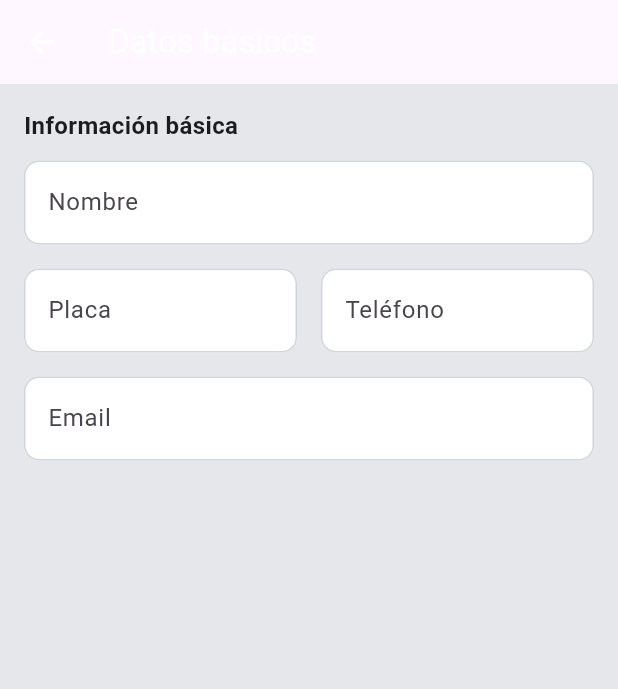
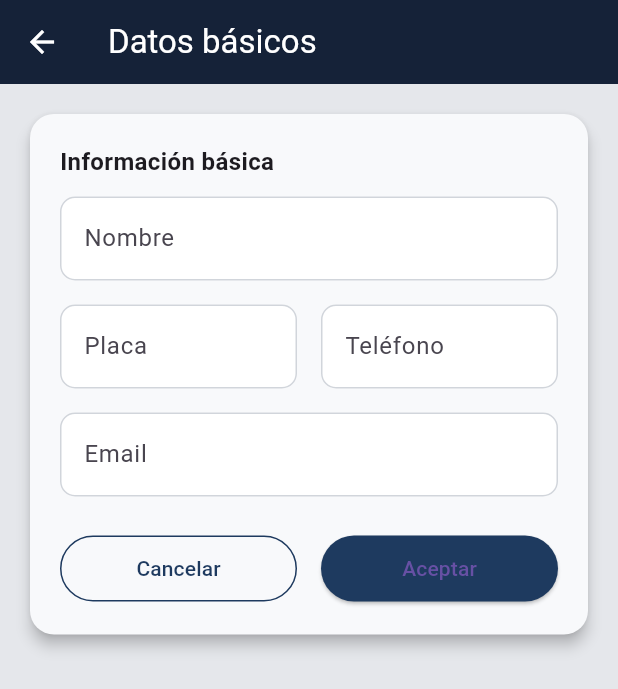
Before and after one commit to pcaliman2/ventana_trabajador, a Flutter app: the DatosBasicosPage screen opened directly, on a phone screen of 412 x 824 dp. Shown: the top 689 px of the screen. Run offline on Flutter 3.47's test engine with Material 3 defaults, Android fonts, the phone set to English and light mode, and no system bars.

Commit message:
Ventana_deatos_BAsico

```diff
--- a/lib/main.dart
+++ b/lib/main.dart
@@ -365,12 +365,11 @@ class _WeighingNotePageState extends State<WeighingNotePage> {
   }
 
   // ============================================================
-  // BLOQUE 2: MATERIALES (Kilos totales = Peso Neto)
+  // BLOQUE 2: MATERIALES (tabla sin scroll horizontal)
   // ============================================================
 
   Widget _buildMaterialsSection() {
     final info = _materiales[_materialSeleccionado]!;
-
     final kilosTotales = _parse(_pesoNetoCtrl.text);
     final importe = info.precioKg * kilosTotales;
 
@@ -401,7 +400,9 @@ class _WeighingNotePageState extends State<WeighingNotePage> {
                     options: _materiales.keys.toList(),
                     onChanged: (nuevo) {
                       if (nuevo == null) return;
-                      setState(() => _materialSeleccionado = nuevo);
+                      setState(() {
+                        _materialSeleccionado = nuevo;
+                      });
                     },
                   ),
                 ),
@@ -427,7 +428,7 @@ class _WeighingNotePageState extends State<WeighingNotePage> {
   }
 
   // ============================================================
-  // BLOQUE 3: DETALLE DE PESAJES
+  // BLOQUE 3: DETALLE DE PESAjes (inputs, sin scroll horizontal)
   // ============================================================
 
   Widget _buildWeighingDetailSection() {
@@ -496,7 +497,7 @@ class _WeighingNotePageState extends State<WeighingNotePage> {
   }
 
   // ============================================================
-  // BLOQUE 4: FECHA + FOTO + RESUMEN (DINÁMICO)
+  // BLOQUE 4: FECHA + FOTO + RESUMEN DINÁMICO
   // ============================================================
 
   Widget _buildBottomSection() {
@@ -564,10 +565,8 @@ class _WeighingNotePageState extends State<WeighingNotePage> {
                 ],
               ),
             ),
-
             const SizedBox(width: 24),
-
-            // Columna derecha: resumen dinámico
+            // Columna derecha: resumen
             Expanded(
               flex: 2,
               child: Column(
@@ -641,7 +640,7 @@ class _WeighingNotePageState extends State<WeighingNotePage> {
 }
 
 // ============================================================
-// MODELO DE MATERIAL
+// MODELO MATERIAL
 // ============================================================
 
 class MaterialInfo {
@@ -712,8 +711,8 @@ class _SummaryRow extends StatelessWidget {
         Text(
           value,
           style: const TextStyle(
+            fontSize: 13,
             fontWeight: FontWeight.w600,
-            fontSize: 13,
             color: kAzulProfundo,
           ),
         ),
--- a/lib/screens/datos_basicos_page.dart
+++ b/lib/screens/datos_basicos_page.dart
@@ -1,5 +1,8 @@
 import 'package:flutter/material.dart';
 import '../widgets/datos_basicos_form.dart';
+
+// Importa tus colores
+import '../main.dart'; // Asegúrate que este contiene los kAzulProfundo, etc.
 
 class DatosBasicosPage extends StatelessWidget {
   DatosBasicosPage({super.key});
@@ -12,14 +15,79 @@ class DatosBasicosPage extends StatelessWidget {
   @override
   Widget build(BuildContext context) {
     return Scaffold(
-      appBar: AppBar(title: const Text('Datos básicos')),
-      body: Padding(
+      backgroundColor: kGrisFondo,
+      appBar: AppBar(
+        elevation: 0,
+        backgroundColor: kAzulProfundo,
+        title: const Text('Datos básicos'),
+      ),
+      body: SingleChildScrollView(
         padding: const EdgeInsets.all(16),
-        child: DatosBasicosForm(
-          nombreCtrl: nombreCtrl,
-          placaCtrl: placaCtrl,
-          telefonoCtrl: telefonoCtrl,
-          emailCtrl: emailCtrl,
+        child: Card(
+          elevation: 4,
+          color: kCardFondo,
+          shape: RoundedRectangleBorder(
+            borderRadius: BorderRadius.circular(16),
+          ),
+          child: Padding(
+            padding: const EdgeInsets.all(20),
+            child: Column(
+              children: [
+                // --- FORMULARIO ---
+                DatosBasicosForm(
+                  nombreCtrl: nombreCtrl,
+                  placaCtrl: placaCtrl,
+                  telefonoCtrl: telefonoCtrl,
+                  emailCtrl: emailCtrl,
+                ),
+
+                const SizedBox(height: 24),
+
+                // --- BOTONES ---
+                Row(
+                  children: [
+                    // CANCELAR
+                    Expanded(
+                      child: OutlinedButton(
+                        style: OutlinedButton.styleFrom(
+                          side: const BorderSide(color: kAzulSecundario),
+                          padding: const EdgeInsets.symmetric(vertical: 12),
+                        ),
+                        onPressed: () {
+                          Navigator.pop(context);
+                        },
+                        child: const Text(
+                          'Cancelar',
+                          style: TextStyle(color: kAzulSecundario),
+                        ),
+                      ),
+                    ),
+
+                    const SizedBox(width: 16),
+
+                    // ACEPTAR
+                    Expanded(
+                      child: ElevatedButton(
+                        style: ElevatedButton.styleFrom(
+                          backgroundColor: kAzulSecundario,
+                          padding: const EdgeInsets.symmetric(vertical: 12),
+                        ),
+                        onPressed: () {
+                          Navigator.pop(context, {
+                            'nombre': nombreCtrl.text,
+                            'placa': placaCtrl.text,
+                            'telefono': telefonoCtrl.text,
+                            'email': emailCtrl.text,
+                          });
+                        },
+                        child: const Text('Aceptar'),
+                      ),
+                    ),
+                  ],
+                ),
+              ],
+            ),
+          ),
         ),
       ),
     );
```
